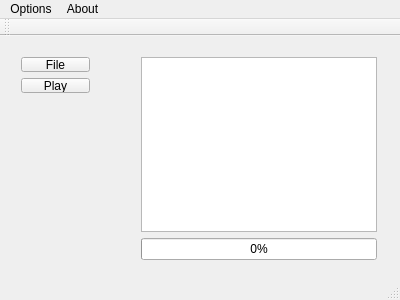
Qt form mainwindow.ui (heitor57/audook) before a commit.
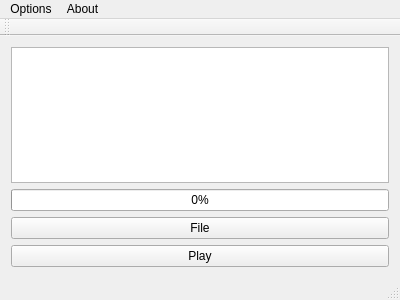
The same form after that commit.

Patch:
```diff
--- a/mainwindow.ui
+++ b/mainwindow.ui
@@ -14,24 +14,16 @@
    <string>MainWindow</string>
   </property>
   <widget class="QWidget" name="centralWidget">
-   <widget class="QWidget" name="">
-    <property name="geometry">
-     <rect>
-      <x>130</x>
-      <y>10</y>
-      <width>258</width>
-      <height>225</height>
-     </rect>
-    </property>
+   <property name="enabled">
+    <bool>true</bool>
+   </property>
+   <layout class="QVBoxLayout" name="verticalLayout_3">
+    <item>
     <layout class="QVBoxLayout" name="verticalLayout">
      <item>
-      <widget class="QTextBrowser" name="textBrowser">
-       <property name="html">
-        <string>&lt;!DOCTYPE HTML PUBLIC &quot;-//W3C//DTD HTML 4.0//EN&quot; &quot;http://www.w3.org/TR/REC-html40/strict.dtd&quot;&gt;
-&lt;html&gt;&lt;head&gt;&lt;meta name=&quot;qrichtext&quot; content=&quot;1&quot; /&gt;&lt;style type=&quot;text/css&quot;&gt;
-p, li { white-space: pre-wrap; }
-&lt;/style&gt;&lt;/head&gt;&lt;body style=&quot; font-family:'Ubuntu'; font-size:11pt; font-weight:400; font-style:normal;&quot;&gt;
-&lt;p style=&quot;-qt-paragraph-type:empty; margin-top:0px; margin-bottom:0px; margin-left:0px; margin-right:0px; -qt-block-indent:0; text-indent:0px;&quot;&gt;&lt;br /&gt;&lt;/p&gt;&lt;/body&gt;&lt;/html&gt;</string>
+       <widget class="QPlainTextEdit" name="plainTextEdit">
+        <property name="enabled">
+         <bool>true</bool>
        </property>
       </widget>
      </item>
@@ -43,16 +35,8 @@
       </widget>
      </item>
     </layout>
-   </widget>
-   <widget class="QWidget" name="">
-    <property name="geometry">
-     <rect>
-      <x>10</x>
-      <y>10</y>
-      <width>91</width>
-      <height>58</height>
-     </rect>
-    </property>
+    </item>
+    <item>
     <layout class="QVBoxLayout" name="verticalLayout_2">
      <item>
       <widget class="QPushButton" name="pushButton">
@@ -75,7 +59,8 @@
       </widget>
      </item>
     </layout>
-   </widget>
+    </item>
+   </layout>
   </widget>
   <widget class="QStatusBar" name="statusBar">
    <property name="cursor">
```
Lines whose indentation alone changed are shown as unchanged.
